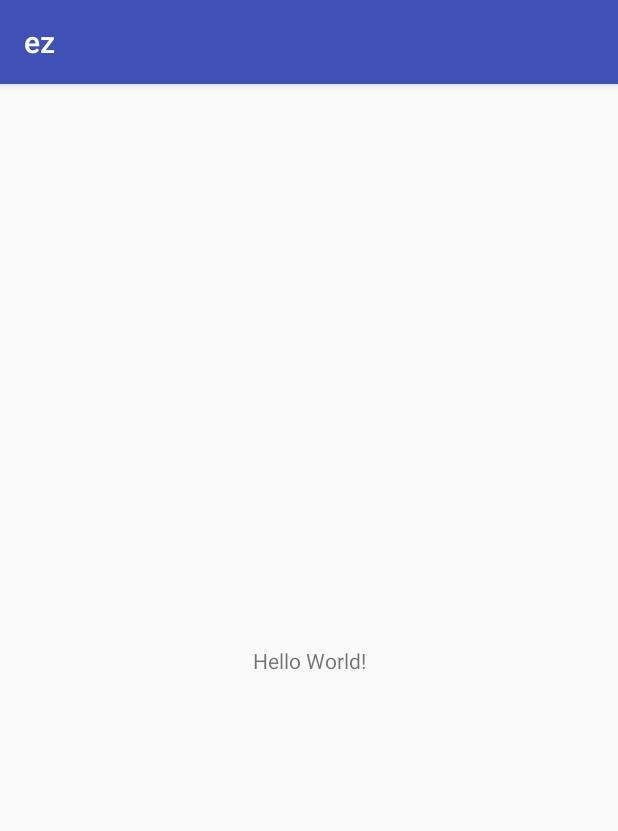
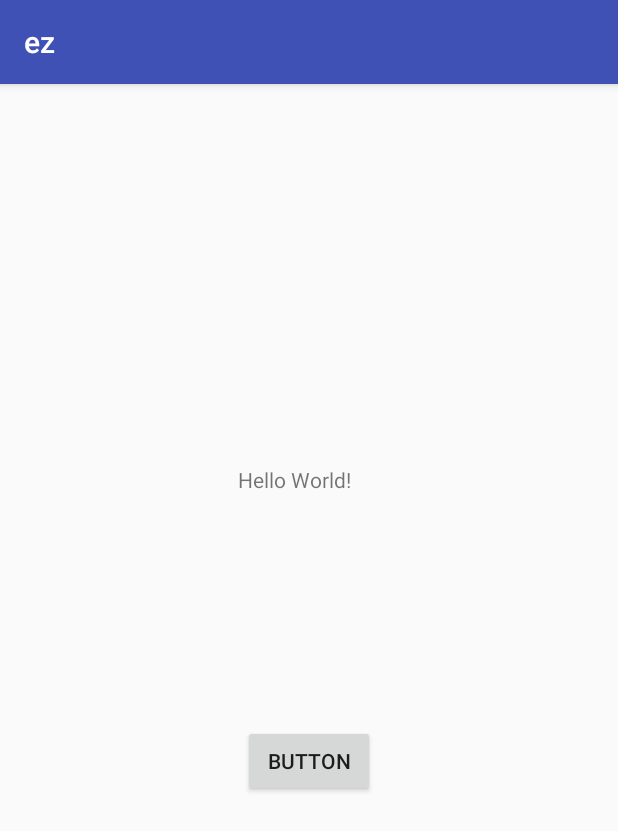
Before and after one commit to KinDDeeR/jean_grey, an Android app: the screen it shows after launch (MainActivity), on a phone screen of 412 x 824 dp. Shown: the top 831 px of the screen. Run offline under Robolectric (Android 15) with nearby library versions, the phone set to English and light mode, and no system bars.

Commit message:
Попопопопо

```diff
--- a/app/src/main/java/com/example/user/ez/MainActivity.java
+++ b/app/src/main/java/com/example/user/ez/MainActivity.java
@@ -9,5 +9,6 @@ public class MainActivity extends AppCompatActivity {
     protected void onCreate(Bundle savedInstanceState) {
         super.onCreate(savedInstanceState);
         setContentView(R.layout.activity_main);
+        ///hh
     }
 }
--- a/app/src/main/res/layout/activity_main.xml
+++ b/app/src/main/res/layout/activity_main.xml
@@ -7,12 +7,27 @@
     tools:context="com.example.user.ez.MainActivity">
 
     <TextView
+        android:id="@+id/textView"
+        android:layout_width="95dp"
+        android:layout_height="37dp"
+        android:text="Hello World!"
+        app:layout_constraintBottom_toBottomOf="parent"
+        app:layout_constraintHorizontal_bias="0.502"
+        app:layout_constraintLeft_toLeftOf="parent"
+        app:layout_constraintRight_toRightOf="parent"
+        app:layout_constraintTop_toTopOf="parent"
+        app:layout_constraintVertical_bias="0.348" />
+
+    <Button
+        android:id="@+id/button"
         android:layout_width="wrap_content"
         android:layout_height="wrap_content"
-        android:text="Hello World!"
+        android:text="Button"
         app:layout_constraintBottom_toBottomOf="parent"
-        app:layout_constraintLeft_toLeftOf="parent"
-        app:layout_constraintRight_toRightOf="parent"
-        app:layout_constraintTop_toTopOf="parent" />
+        app:layout_constraintEnd_toEndOf="parent"
+        app:layout_constraintHorizontal_bias="0.5"
+        app:layout_constraintStart_toStartOf="parent"
+        app:layout_constraintTop_toBottomOf="@+id/textView"
+        app:layout_constraintVertical_bias="0.318" />
 
 </android.support.constraint.ConstraintLayout>
```
